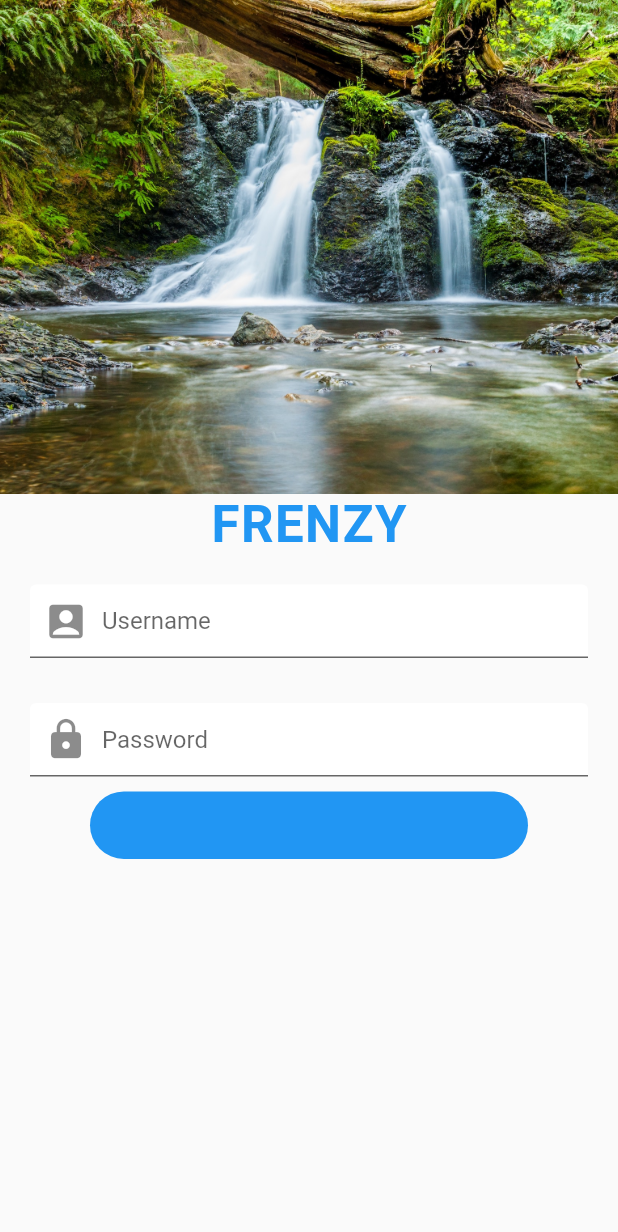
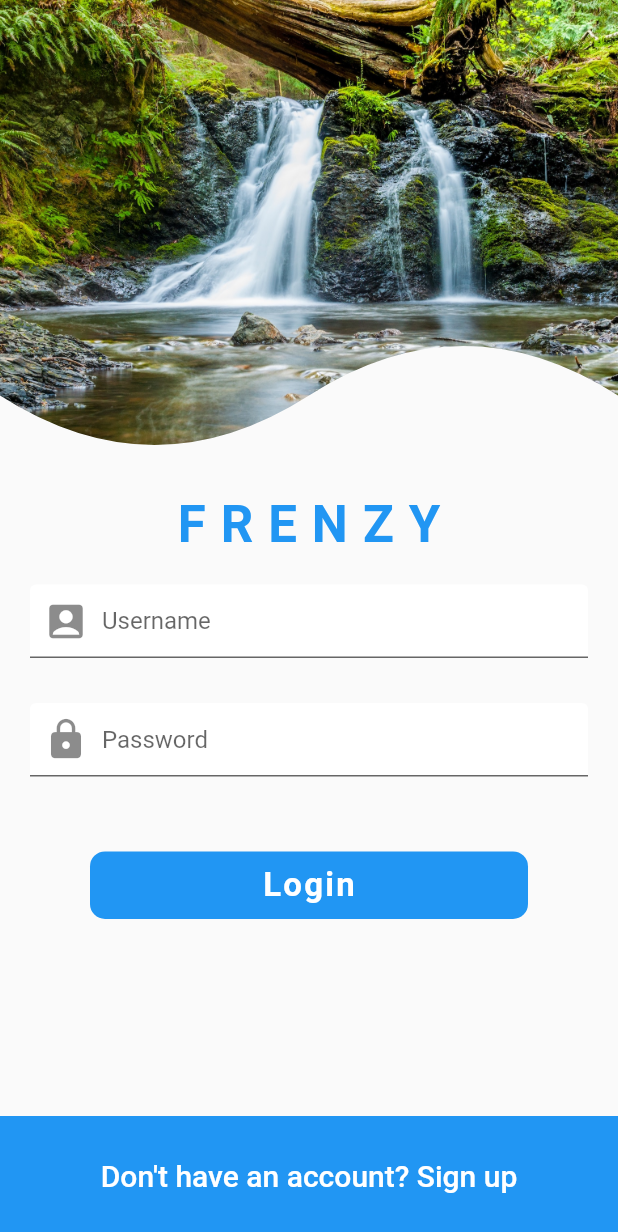
Before and after one commit to 525UmerYousaf/Custom-Social-Media-App-, a Flutter app: the screen it shows after launch, on a phone screen of 412 x 824 dp. Shown: the top 1232 px of the screen. Run offline on Flutter 3.47's test engine with Material 2 defaults, Android fonts, the phone set to English and light mode, and no system bars.

Commit message:
I have modified the look of login screen

```diff
--- a/lib/screens/login_screen.dart
+++ b/lib/screens/login_screen.dart
@@ -1,4 +1,6 @@
 import 'package:flutter/material.dart';
+
+import '../widgets/curve_clipper.dart';
 
 class LoginScreen extends StatefulWidget {
   const LoginScreen({super.key});
@@ -20,11 +22,14 @@ class _LoginScreenState extends State<LoginScreen> {
           height: MediaQuery.of(context).size.height,
           child: Column(
             children: [
-              Image(
+              ClipPath(
+                clipper: CurveClipper(),
+                child: Image(
                   height: MediaQuery.of(context).size.height / 2.5,
                   image: const AssetImage('assets/images/login_background.jpg'),
                   fit: BoxFit.cover,
                   width: double.infinity,
+                ),
               ),
               Text(
                 "FRENZY",
@@ -32,7 +37,7 @@ class _LoginScreenState extends State<LoginScreen> {
                   color: Theme.of(context).primaryColor,
                   fontSize: 34.0,
                   fontWeight: FontWeight.bold,
-                  letterSpacing: 1.0,
+                  letterSpacing: 10.0,
                 ),
               ),
               const SizedBox(height: 10),
@@ -62,12 +67,56 @@ class _LoginScreenState extends State<LoginScreen> {
                   obscureText: true,
                 ),
               ),
-              Container(
+              SizedBox(height: 40),
+              GestureDetector(
+                onTap: () {},
+                child: Container(
                   margin: const EdgeInsets.symmetric(horizontal: 60),
+                  //  With following property my Container would expand
+                  //  to fill the whole screen.otherwise without it
+                  //  Container would shrink to size of Text widget.
+                  alignment: Alignment.center,
                   height: 45.0,
                   decoration: BoxDecoration(
                     color: Theme.of(context).primaryColor,
-                  borderRadius: BorderRadius.circular(30),
+                    borderRadius: BorderRadius.circular(10),
+                  ),
+                  child: Text(
+                    'Login',
+                    style: TextStyle(
+                      color: Colors.white,
+                      fontSize: 22,
+                      fontWeight: FontWeight.w600,
+                      letterSpacing: 1.5,
+                    ),
+                  ),
+                ),
+              ),
+              //  Below I'm using "Expanded" widget to take all the
+              //  available space of end and with help of "Align" i'm
+              //  forcing the Container to be placed at bottom end of
+              //  the screen. With these properties even when keyboard
+              //  comes up we can still see the "Sign Up" text struck
+              //  at the bottom of the screen.
+              Expanded(
+                child: Align(
+                  alignment: FractionalOffset.bottomCenter,
+                  child: GestureDetector(
+                    onTap: () {},
+                    child: Container(
+                      alignment: Alignment.center,
+                      color: Theme.of(context).primaryColor,
+                      height: 80.0,
+                      child: Text(
+                        'Don\'t have an account? Sign up',
+                        style: TextStyle(
+                          color: Colors.white,
+                          fontSize: 20,
+                          fontWeight: FontWeight.w500,
+                        ),
+                      ),
+                    ),
+                  ),
                 ),
               ),
             ],
--- /dev/null
+++ b/lib/widgets/curve_clipper.dart
@@ -0,0 +1,43 @@
+import 'package:flutter/material.dart';
+
+class CurveClipper extends CustomClipper<Path> {
+  @override
+  Path getClip(Size size) {
+    Path path = Path();
+    //  With following line of code i'm vertical line
+    //  from starting point of top left of image which
+    //  is (zero, zero) to the point located vertically
+    //  downward at 4/5 of the original height of the image.
+    path.lineTo(0, 4 * size.height / 5);
+    //  From the point I reach above now, I want to draw
+    //  an curve from that point to the 4/5 of the original
+    //  width of the image along "x-axis" to the full height
+    //  of the image.
+    Offset curvePoint1 = Offset(size.width / 4, size.height);
+    //  Below I'm creating center point of the curved path as:
+    Offset centerPoint = Offset(size.width / 2, 4 * size.height / 5);
+    //  Now, with following line of code I would draw my curved
+    //  path as: Below one will draw Curve to the center point
+    //  of the image.
+    path.quadraticBezierTo(
+        curvePoint1.dx, curvePoint1.dy, centerPoint.dx, centerPoint.dy);
+    Offset curvePoint2 = Offset(3 * size.width / 4, 3 * size.height / 5);
+    //  Below is last point of the curve on the right of the image
+    //  which is at same position as left curve point of the image.
+    Offset endPoint = Offset(size.width, 4 * size.height / 5);
+    path.quadraticBezierTo(
+        curvePoint2.dx, curvePoint2.dy, endPoint.dx, endPoint.dy);
+    //  With below line I'm moving toward top right of the image.
+    path.lineTo(size.width, 0);
+    path.close();
+    return path;
+  }
+
+  //  Below method is used to reclip our image whenever there's
+  //  an update to our Curve Clipper. But in our case since we
+  //  don't want to update our image, we would return "false".
+  @override
+  bool shouldReclip(covariant CustomClipper<Path> oldClipper) {
+    return false;
+  }
+}
```
Lines whose indentation alone changed are shown as unchanged.
